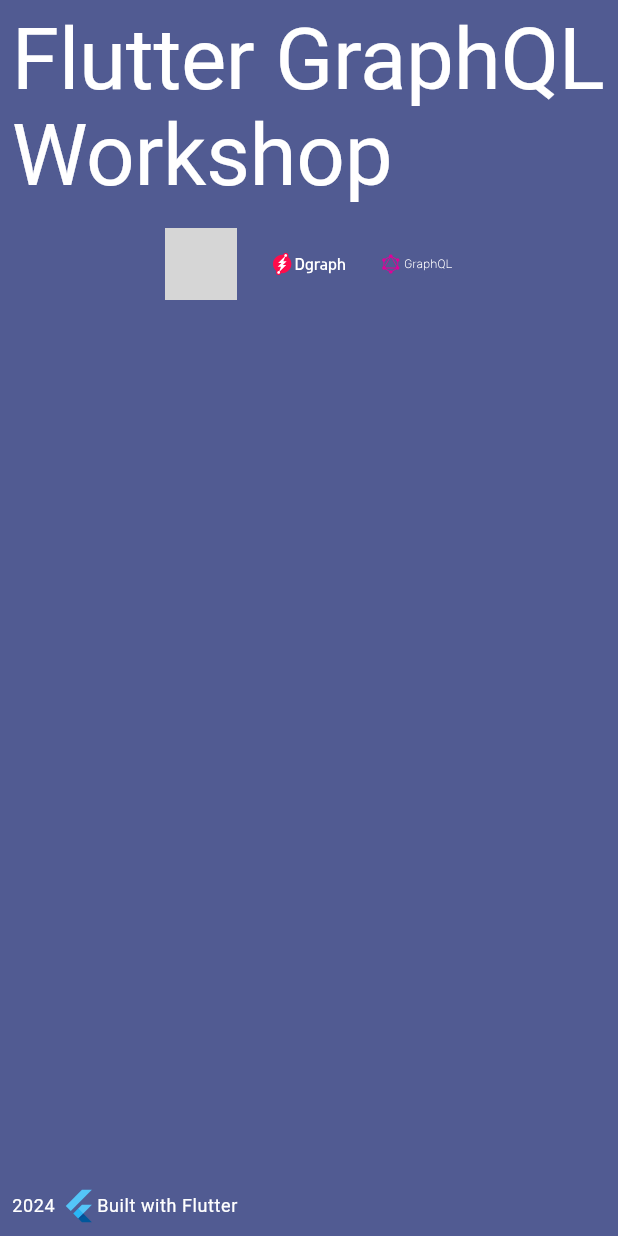
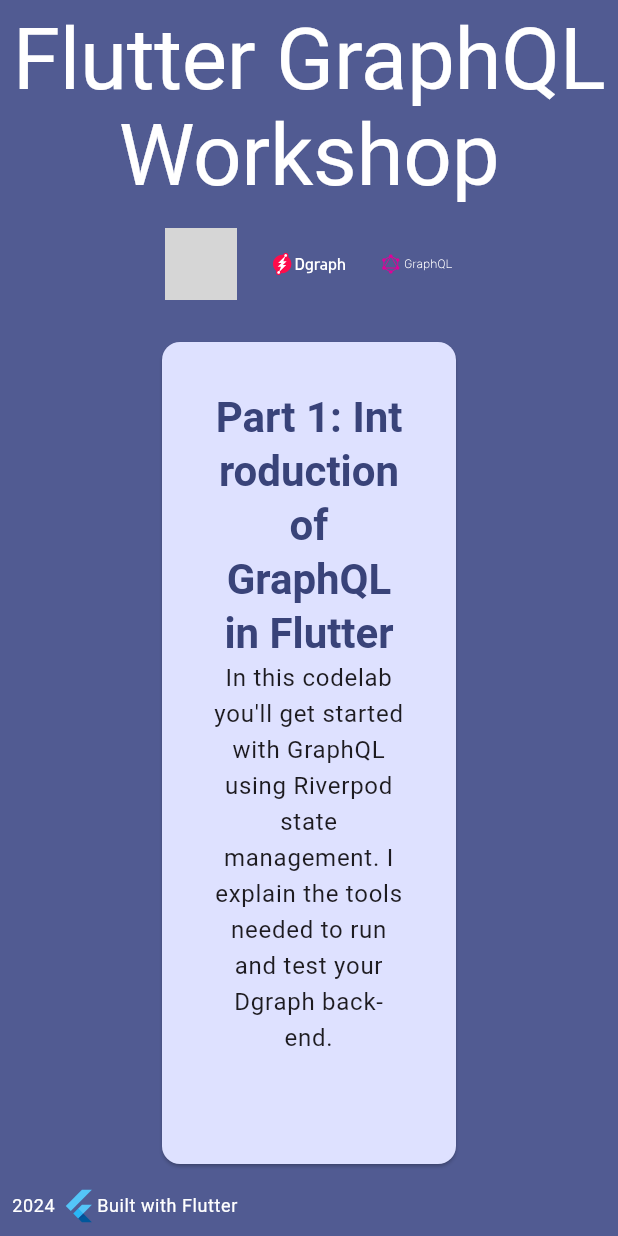
Before and after one commit to emmanuelCode/graphql-flutter-workshop, a Flutter app: the screen it shows after launch, on a phone screen of 412 x 824 dp. Run offline on Flutter 3.47's test engine with Material 3 defaults, Android fonts, the phone set to English and light mode, and no system bars; our stand-ins replace flutter_svg; grey boxes are pictures that could not be loaded.

Commit message:
fix: add scrolling and made page a bit more responsive

```diff
--- a/lib/data/data_codelabs.dart
+++ b/lib/data/data_codelabs.dart
@@ -15,7 +15,7 @@ const graphqlCodelabs = [
   GraphQLCodelabs(
     title: 'Part 3: Flutter Codegen with GraphQL',
     description:
-        'In this codelab you\'ll on using code generation on GraphQL which is less prone to errors and allows you to be productive as a developer.',
+        'In this codelab you\'ll be using code generation on GraphQL which is less prone to errors and allows you to be productive as a developer.',
     link: 'https://emmanuelcode.github.io/flutter-codegen-graphql',
   ),
 ];
--- a/lib/main.dart
+++ b/lib/main.dart
@@ -30,6 +30,11 @@ class MyHomePage extends StatelessWidget {
 
   @override
   Widget build(BuildContext context) {
+    double cardHorizontalMargin = 200;
+    double screenWidth = MediaQuery.of(context).size.width;
+    if(screenWidth < 1000){
+      cardHorizontalMargin = 100;
+    }
     return Scaffold(
       backgroundColor: Theme.of(context).colorScheme.primary,
       body: Padding(
@@ -42,10 +47,10 @@ class MyHomePage extends StatelessWidget {
                   .textTheme
                   .displayLarge!
                   .copyWith(color: Theme.of(context).colorScheme.onPrimary),
+              textAlign: TextAlign.center,
             ),
             const SizedBox(height: 16),
-            Row(
-              mainAxisAlignment: MainAxisAlignment.center,
+            Wrap(
               children: [
                 logos[0],
                 const SizedBox(width: 24),
@@ -59,8 +64,10 @@ class MyHomePage extends StatelessWidget {
               child: Card(
                 color: Theme.of(context).colorScheme.primaryContainer,
                 margin:
-                    const EdgeInsets.symmetric(horizontal: 200, vertical: 16),
+                EdgeInsets.symmetric(horizontal: cardHorizontalMargin, vertical: 16),
+                child: SingleChildScrollView(
                   child: Column(
+                    mainAxisSize: MainAxisSize.min,
                     children: graphqlCodelabs
                         .map(
                           (codelab) => Link(
@@ -98,6 +105,7 @@ class MyHomePage extends StatelessWidget {
                   ),
                 ),
               ),
+            ),
             Row(
               children: [
                 Text(
```
Lines whose indentation alone changed are shown as unchanged.
